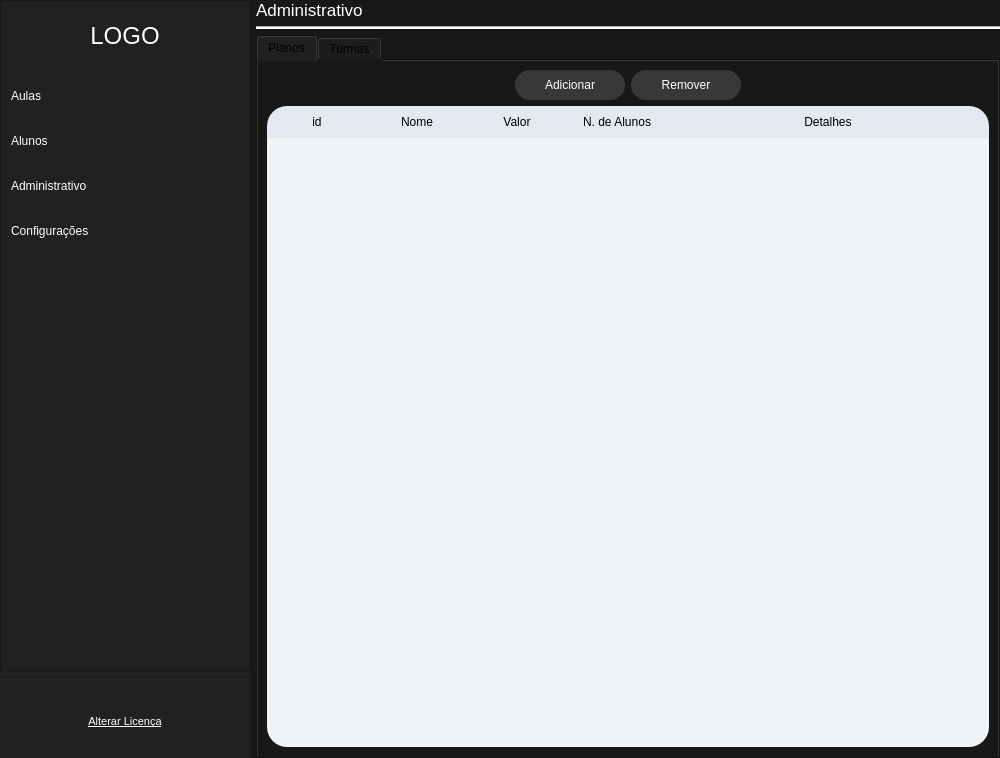
Old version of the form views/ui/raw/main_view.ui in the repository vitorcarnieli/desktop-bjjadmin.
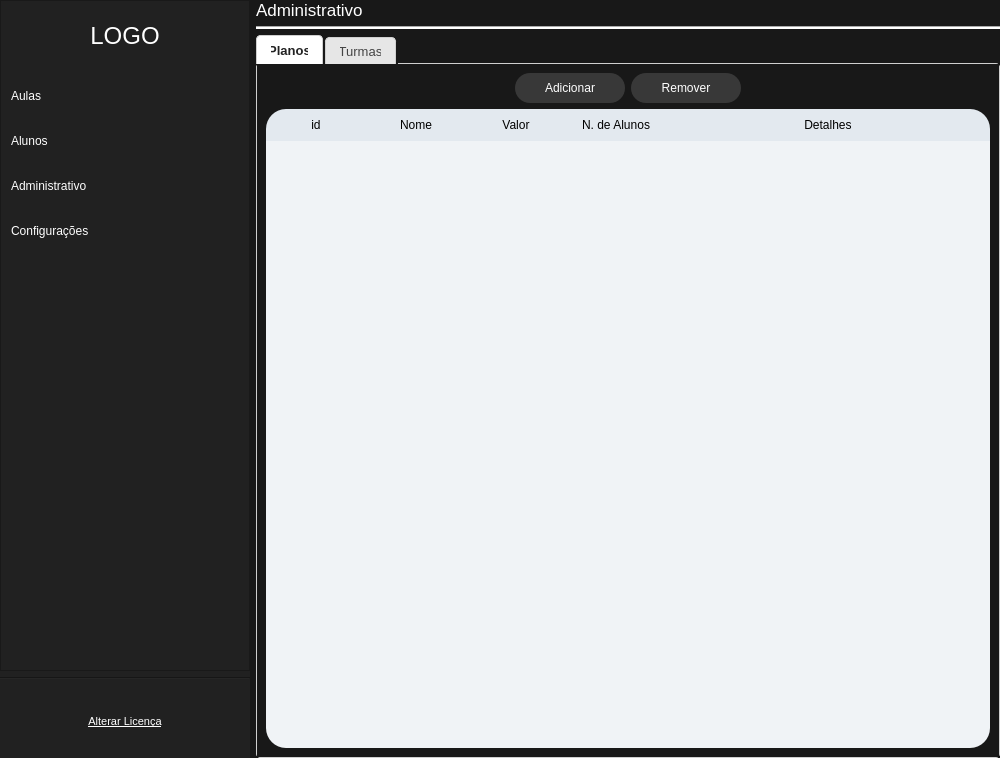
New version of the form. The open tabs and pages were chosen to show the change. Icons and pictures are not drawn.

Patch:
```diff
--- a/views/ui/raw/main_view.ui
+++ b/views/ui/raw/main_view.ui
@@ -941,7 +941,44 @@
         <item>
          <widget class="QTabWidget" name="tabWidget_2">
           <property name="styleSheet">
-           <string notr="true"/>
+           <string notr="true">
+QTabWidget::pane {
+    border: 1px solid #cfcfcf;
+    background: #f9f9f9;
+    border-radius: 4px;
+    top: -1px;
+}
+
+QTabBar::tab {
+    background: #e6e6e6;
+    border: 1px solid #cfcfcf;
+    border-bottom: none;
+    padding: 6px 14px;
+    margin-right: 2px;
+    border-top-left-radius: 4px;
+    border-top-right-radius: 4px;
+    color: #444;
+    font-size: 13px;
+}
+
+QTabBar::tab:selected {
+    background: #ffffff;
+    color: #222;
+    font-weight: 500;
+}
+
+QTabBar::tab:!selected {
+    margin-top: 2px;
+}
+
+QTabBar::tab:hover {
+    background: #f2f2f2;
+}
+
+QTabWidget::tab-bar {
+    alignment: left;
+}
+</string>
           </property>
           <property name="currentIndex">
            <number>0</number>
```
Left out of the diff: 11 changed lines with no effect on the pictures.
